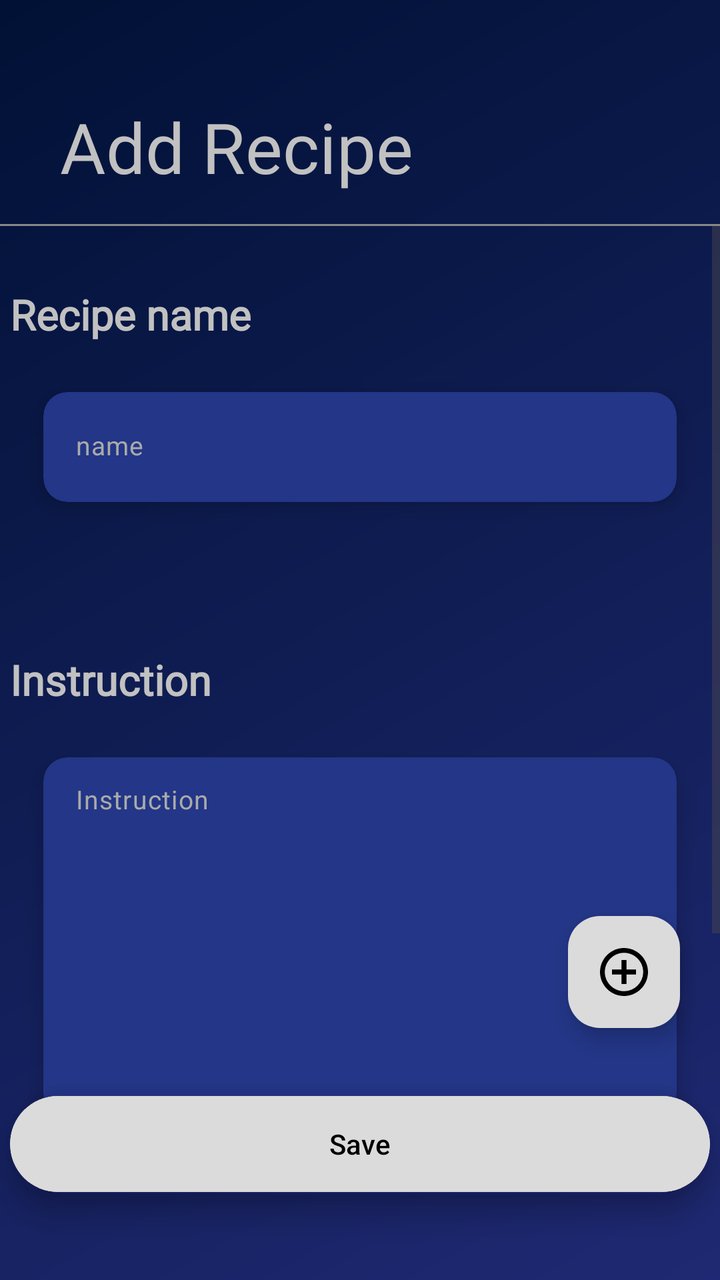
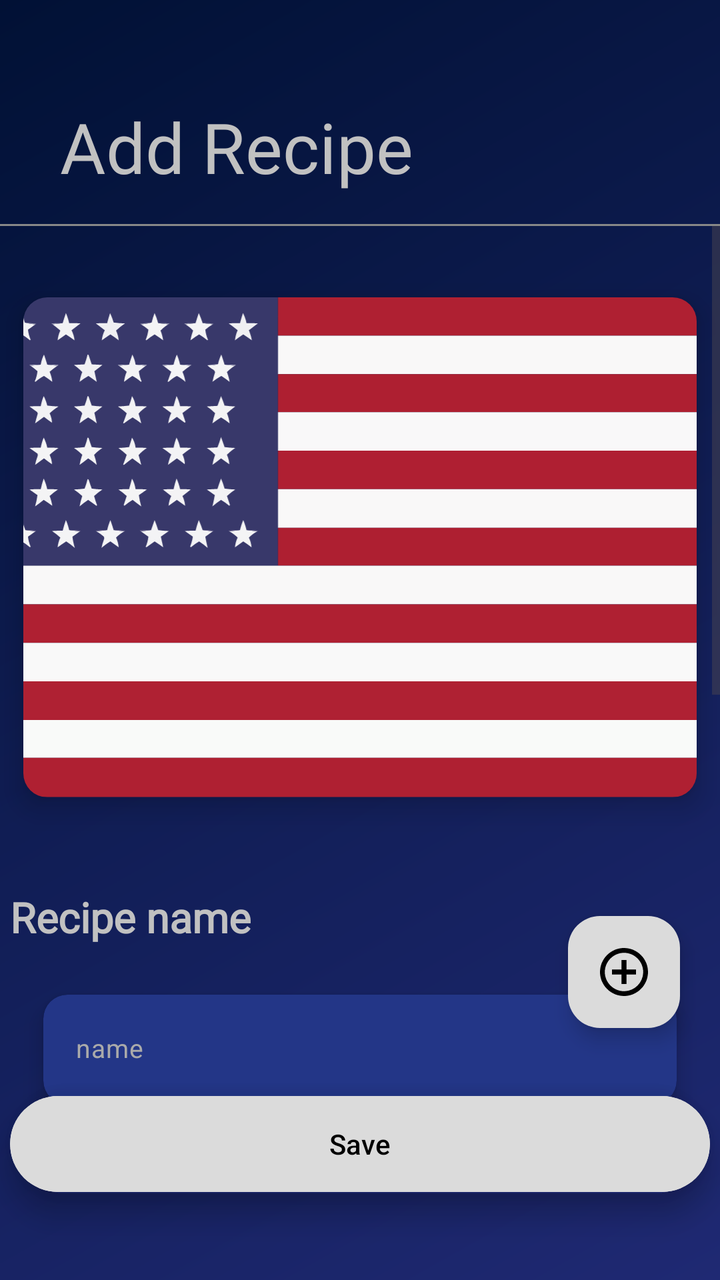

The first picture is an Android layout as it rendered before a commit; the second is the same layout after the commit. The layout source and the unified diff follow.
<!-- AndroidManifest.xml: application theme Theme.Recipe -->
<!-- res/layout/activity_add_recipe.xml -->
<androidx.constraintlayout.widget.ConstraintLayout
    xmlns:android="http://schemas.android.com/apk/res/android"
    xmlns:app="http://schemas.android.com/apk/res-auto"
    xmlns:tools="http://schemas.android.com/tools"
    android:id="@+id/main"
    android:layout_width="match_parent"
    android:layout_height="match_parent"
    android:background="@drawable/my_background">

    
    <TextView
        android:id="@+id/CreateRecipeTextView"
        android:layout_width="wrap_content"
        android:layout_height="62dp"
        android:layout_marginTop="50dp"
        android:layout_marginStart="30dp"
        android:fontFamily="@font/open_sans_bold"
        android:gravity="left"
        android:text="Add Recipe"
        android:textColor="@color/my_text_view_back"
        android:textSize="35sp"
        app:layout_constraintStart_toStartOf="parent"
        app:layout_constraintTop_toTopOf="parent" />

    
    <View
        android:id="@+id/lineUnderText"
        android:layout_width="match_parent"
        android:layout_height="1dp"
        android:background="#888888"
        app:layout_constraintTop_toBottomOf="@id/CreateRecipeTextView"
        app:layout_constraintStart_toStartOf="parent"
        app:layout_constraintEnd_toEndOf="parent"/>

    
    <ScrollView
        android:id="@+id/ScrollViewContent"
        android:layout_width="match_parent"
        android:layout_height="0dp"
        android:fillViewport="true"
        android:layout_marginBottom="70dp"
        app:layout_constraintTop_toBottomOf="@id/lineUnderText"
        app:layout_constraintBottom_toBottomOf="parent">

        <LinearLayout
            android:id="@+id/LinearLayout"
            android:layout_width="match_parent"
            android:layout_height="wrap_content"
            android:orientation="vertical"
            android:paddingBottom="120dp">

            <TextView
                android:id="@+id/TextViewRecipeName"
                android:layout_width="350dp"
                android:layout_height="wrap_content"
                android:layout_marginTop="30dp"
                android:fontFamily="@font/archivo_black"
                android:text="Recipe name"
                android:textColor="@color/my_text_view_back"
                android:textSize="21sp"
                android:textStyle="bold"
                android:layout_gravity="center"/>

            <androidx.cardview.widget.CardView
                android:id="@+id/CardViewRecipeName"
                android:layout_width="match_parent"
                android:layout_height="wrap_content"
                android:layout_margin="12dp"
                android:padding="12dp"
                app:cardBackgroundColor="@color/my_recipes_background"
                app:cardElevation="6dp"
                app:cardCornerRadius="12dp"
                app:cardUseCompatPadding="true">

                <EditText
                    android:id="@+id/EditTextRecipe"
                    style="@style/Widget.Material3.AutoCompleteTextView.OutlinedBox"
                    android:layout_width="match_parent"
                    android:layout_height="55dp"
                    android:hint="name"
                    android:inputType="text"
                    android:paddingStart="16dp"
                    android:paddingTop="15dp"
                    android:textColor="@color/my_textView_gray"
                    android:textColorHint="@android:color/darker_gray"
                    android:textSize="13sp"
                    android:background="@null"/>
            </androidx.cardview.widget.CardView>

            <LinearLayout
                android:id="@+id/linearLayoutDescription"
                android:layout_width="match_parent"
                android:layout_height="wrap_content"
                android:orientation="vertical"
                tools:listitem="@layout/ingredient_item"/>

            <TextView
                android:id="@+id/TextViewInstructionRecipe"
                android:layout_width="350dp"
                android:layout_height="wrap_content"
                android:layout_marginTop="50dp"
                android:fontFamily="@font/archivo_black"
                android:text="Instruction"
                android:textColor="@color/my_text_view_back"
                android:textSize="21sp"
                android:textStyle="bold"
                android:layout_gravity="center"/>

            <androidx.cardview.widget.CardView
                android:id="@+id/CardViewInstruction"
                android:layout_width="match_parent"
                android:layout_height="wrap_content"
                android:layout_margin="12dp"
                app:cardElevation="6dp"
                app:cardCornerRadius="12dp"
                app:cardUseCompatPadding="true"
                app:cardBackgroundColor="@color/my_recipes_background">

                <EditText
                    android:id="@+id/EditTextInsctructionRecipe"
                    style="@style/Widget.Material3.AutoCompleteTextView.OutlinedBox"
                    android:layout_width="match_parent"
                    android:layout_height="wrap_content"
                    android:hint="Instruction"
                    android:inputType="textMultiLine"
                    android:gravity="top|start"
                    android:minHeight="180dp"
                    android:scrollbars="vertical"
                    android:overScrollMode="always"
                    android:padding="12dp"
                    android:textColor="@color/my_textView_gray"
                    android:textColorHint="@android:color/darker_gray"
                    android:textSize="13sp"
                    android:background="@null"/>
            </androidx.cardview.widget.CardView>
        </LinearLayout>
    </ScrollView>

    
    <com.google.android.material.floatingactionbutton.FloatingActionButton
        android:id="@+id/floatingActionButton"
        android:layout_width="wrap_content"
        android:layout_height="wrap_content"
        android:layout_marginEnd="20dp"
        android:layout_marginBottom="30dp"
        android:contentDescription="@string/app_name"
        app:layout_constraintBottom_toTopOf="@id/CardView"
        app:layout_constraintEnd_toEndOf="parent"
        app:backgroundTint="@color/background_floatingButton"
        app:srcCompat="@drawable/ic_add_recipe"
        app:tint="@color/black" />

    

    <androidx.cardview.widget.CardView
        android:id="@+id/CardView"
        android:layout_width="350dp"
        android:layout_height="wrap_content"
        app:cardElevation="8dp"
        android:layout_margin="40dp"
        app:cardCornerRadius="120dp"
        android:layout_marginBottom="30dp"
        app:cardBackgroundColor="@android:color/transparent"
        app:layout_constraintBottom_toBottomOf="parent"
        app:layout_constraintStart_toStartOf="parent"
        app:layout_constraintEnd_toEndOf="parent">

        <Button
            android:id="@+id/RecipeSaveButton"
            android:layout_width="match_parent"
            android:layout_height="56dp"
            android:text="Save"
            android:elevation="8dp"
            android:backgroundTint="@color/background_floatingButton"
            android:textColor="@color/black"/>
    </androidx.cardview.widget.CardView>

</androidx.constraintlayout.widget.ConstraintLayout>
<!-- res/layout/ingredient_item.xml (included above) -->
<?xml version="1.0" encoding="utf-8"?>
<androidx.constraintlayout.widget.ConstraintLayout xmlns:android="http://schemas.android.com/apk/res/android"
    xmlns:app="http://schemas.android.com/apk/res-auto"
    xmlns:tools="http://schemas.android.com/tools"
    android:id="@+id/linearLayout"
    android:layout_width="match_parent"
    android:layout_height="wrap_content"
    android:layout_marginTop="20dp">

    
    <TextView
        android:id="@+id/TextViewIngredient"
        android:layout_width="350dp"
        android:layout_height="wrap_content"
        android:gravity="left"
        android:text="Ingredient"
        android:textStyle="bold"
        android:textColor="@color/my_text_view_back"
        android:textSize="21sp"
        app:layout_constraintEnd_toEndOf="parent"
        app:layout_constraintStart_toStartOf="parent"
        app:layout_constraintTop_toTopOf="parent" />

    <androidx.cardview.widget.CardView
        android:id="@+id/CardViewIngredient"
        android:layout_width="wrap_content"
        android:layout_height="wrap_content"
        android:layout_gravity="center"
        android:layout_marginTop="7dp"
        android:padding="8dp"
        app:cardBackgroundColor="@android:color/transparent"
        app:cardElevation="8dp"
        app:cardCornerRadius="10dp"
        app:cardUseCompatPadding="true"
        app:layout_constraintTop_toBottomOf="@id/TextViewIngredient"
        app:layout_constraintStart_toStartOf="parent"
        app:layout_constraintEnd_toEndOf="parent">

        <LinearLayout
            android:id="@+id/LinearLayoutIngredient"
            android:layout_width="350dp"
            android:layout_height="50dp"
            android:orientation="horizontal"
            android:gravity="center"
            android:background="@drawable/textview_border">

            <EditText
                android:id="@+id/EditTextNameIngredient"
                android:singleLine="true"
                android:scrollHorizontally="true"
                android:ellipsize="none"
                android:inputType="text"
                android:layout_width="140dp"
                android:layout_height="50dp"
                android:layout_marginStart="20dp"
                android:hint="name"
                android:paddingTop="15dp"
                android:textColorHint="@android:color/darker_gray"
                android:textColor="@color/my_text_view_back"
                android:textSize="13sp" />

            <FrameLayout
                android:layout_width="wrap_content"
                android:layout_height="wrap_content">

                <EditText
                    android:id="@+id/EditTextWeight"
                    android:layout_width="80dp"
                    android:layout_height="50dp"
                    android:background="@drawable/weight_border"
                    android:gravity="center"
                    android:paddingStart="7dp"
                    android:paddingEnd="7dp"
                    android:hint="Weight"
                    android:inputType="numberDecimal"
                    android:minHeight="48dp"
                    android:textColor="@color/my_text_view_back"
                    android:textColorHint="@color/my_text_view_back"
                    android:textSize="12sp" />
            </FrameLayout>

            <FrameLayout
                android:layout_width="wrap_content"
                android:layout_height="wrap_content">

                <TextView
                    android:id="@+id/TextViewUnit"
                    android:layout_width="70dp"
                    android:layout_height="50dp"
                    android:background="@drawable/weight_border"
                    android:gravity="center"
                    android:hint="kg"
                    android:inputType="numberDecimal"
                    android:minHeight="48dp"
                    android:textColor="@color/my_text_view_back"
                    android:textColorHint="#979595"
                    android:textSize="13sp" />
            </FrameLayout>

            <Spinner
                android:id="@+id/SpinnerUnit"
                android:layout_width="wrap_content"
                android:layout_height="70dp"
                android:entries="@array/ingredients_unit"
                android:minHeight="48dp" />
        </LinearLayout>
    </androidx.cardview.widget.CardView>

    <Button
        android:id="@+id/ButtonDelete"
        style="@style/Widget.AppCompat.Button.Borderless.Colored"
        android:layout_width="wrap_content"
        android:layout_height="wrap_content"
        android:layout_marginEnd="25dp"
        android:minHeight="48dp"
        android:text="Delete"
        android:textColor="@android:color/holo_red_dark"
        android:textSize="10sp"
        app:layout_constraintBaseline_toBaselineOf="@id/TextViewIngredient"
        app:layout_constraintEnd_toEndOf="parent" />

</androidx.constraintlayout.widget.ConstraintLayout>
<!-- resources referenced by this layout -->
<resources>
  <string-array name="ingredients_unit">
          <item>kg</item>
          <item>gr</item>
          <item>l</item>
          <item>ml</item>
          <item>tbsp</item>
          <item>tsp</item>
  
      </string-array>
  <color name="background_floatingButton">#DBDBDB</color>
  <color name="black">#FF000000</color>
  <color name="my_recipes_background">#233687</color>
  <color name="my_textView_gray">#FFFFFF</color>
  <color name="my_text_view_back">#C1C1C1</color>
  <!-- drawable ic_add_recipe (drawable) -->
  <vector xmlns:android="http://schemas.android.com/apk/res/android"
      android:width="512dp"
      android:height="512dp"
      android:viewportWidth="512"
      android:viewportHeight="512">
    <path
        android:pathData="M233,1c-19.9,1.8 -46.4,7.8 -64.9,14.6 -23.7,8.8 -52.9,25.4 -72.7,41.4 -10.1,8.2 -30.2,28.3 -38.4,38.4 -16,19.8 -32.6,49 -41.4,72.7 -12.4,33.6 -17.8,74.2 -14.6,109.7 1.9,21.6 7.6,47 14.6,66.1 8.8,23.7 25.4,52.9 41.4,72.7 8.2,10.1 28.3,30.2 38.4,38.4 19.8,16 49,32.6 72.7,41.4 33.6,12.4 74.2,17.8 109.7,14.6 21.6,-1.9 47,-7.6 66.1,-14.6 23.7,-8.8 52.9,-25.4 72.7,-41.4 10.1,-8.2 30.2,-28.3 38.4,-38.4 16,-19.8 32.6,-49 41.4,-72.7 7,-19.1 12.7,-44.5 14.6,-66.1 3.2,-35.5 -2.2,-76.1 -14.6,-109.7 -8.8,-23.7 -25.4,-52.9 -41.4,-72.7 -8.2,-10.1 -28.3,-30.2 -38.4,-38.4 -19.8,-16 -49,-32.6 -72.7,-41.4 -33.7,-12.4 -74.7,-17.8 -110.9,-14.6zM273.5,52c48.6,4.6 92.4,25.1 126.9,59.6 67.5,67.6 79.6,169.9 29.8,251.4 -15.7,25.7 -41.5,51.5 -67.2,67.2 -54.4,33.3 -118.8,39.7 -177.8,17.6 -27.9,-10.4 -52.3,-26.2 -73.6,-47.4 -62.5,-62.6 -78.1,-156.4 -39,-234.7 37.8,-75.7 118.5,-121.4 200.9,-113.7z"
        android:fillColor="#000000"
        android:strokeColor="#00000000"/>
    <path
        android:pathData="M230,179l0,51 -51,-0 -51,-0 0,26 0,26 51,-0 51,-0 0,51 0,51 26,-0 26,-0 0,-51 0,-51 51,-0 51,-0 0,-26 0,-26 -51,-0 -51,-0 0,-51 0,-51 -26,-0 -26,-0 0,51z"
        android:fillColor="#000000"
        android:strokeColor="#00000000"/>
  </vector>
  <!-- drawable my_background (drawable) -->
  <shape xmlns:android="http://schemas.android.com/apk/res/android"
      android:shape="rectangle">
  
  
      <gradient
          android:type="linear"
          android:startColor="#011135"
          android:endColor="#1F2973"
          android:angle="315" />
  
      <size
          android:width="1080dp"
          android:height="1920dp" />
  </shape>
  <!-- drawable textview_border (drawable) -->
  <?xml version="1.0" encoding="utf-8"?>
  <shape xmlns:android="http://schemas.android.com/apk/res/android"
      android:shape="rectangle">
  
      
      <solid android:color="#22388E" />
  
      
  
  
      
      <corners android:radius="10dp" />
  </shape>
  <!-- drawable weight_border: png bitmap (drawable, 4779 bytes) -->
  <string name="app_name">Recipe</string>
  <style name="Theme.Recipe" parent="Base.Theme.Recipe" />
  <style name="Base.Theme.Recipe" parent="Theme.Material3.DayNight.NoActionBar">
          
          
      </style>
</resources>

<!-- the commit's change to res/layout/activity_add_recipe.xml (unified diff, before → after) -->
@@ -6,6 +6,7 @@
     android:layout_width="match_parent"
     android:layout_height="match_parent"
     android:background="@drawable/my_background">
+
 
     
     <TextView
@@ -32,6 +33,8 @@
         app:layout_constraintStart_toStartOf="parent"
         app:layout_constraintEnd_toEndOf="parent"/>
 
+
+
     
     <ScrollView
         android:id="@+id/ScrollViewContent"
@@ -48,6 +51,29 @@
             android:layout_height="wrap_content"
             android:orientation="vertical"
             android:paddingBottom="120dp">
+
+            <androidx.cardview.widget.CardView
+                android:id="@+id/CardViewRecipeImage"
+                android:layout_width="wrap_content"
+                android:layout_height="wrap_content"
+                android:layout_marginTop="20dp"
+                android:layout_gravity="center"
+                app:cardCornerRadius="12dp"
+                app:cardElevation="8dp"
+                app:cardUseCompatPadding="true"
+                app:cardBackgroundColor="@android:color/transparent">
+
+                <ImageView
+                    android:id="@+id/recipeImageView"
+                    android:layout_width="350dp"
+                    android:layout_height="250dp"
+                    android:src="@drawable/america"
+                    android:scaleType="centerCrop"
+                    android:contentDescription="Recipe photo"
+                    android:clickable="true"
+                    android:focusable="true"
+                    android:background="?attr/selectableItemBackgroundBorderless"/>
+            </androidx.cardview.widget.CardView>
 
             <TextView
                 android:id="@+id/TextViewRecipeName"
@@ -180,122 +206,100 @@
 <?xml version="1.0" encoding="utf-8"?>
 <androidx.constraintlayout.widget.ConstraintLayout xmlns:android="http://schemas.android.com/apk/res/android"
     xmlns:app="http://schemas.android.com/apk/res-auto"
-    xmlns:tools="http://schemas.android.com/tools"
     android:id="@+id/linearLayout"
     android:layout_width="match_parent"
     android:layout_height="wrap_content"
-    android:layout_marginTop="20dp">
-
-    
-    <TextView
-        android:id="@+id/TextViewIngredient"
-        android:layout_width="350dp"
-        android:layout_height="wrap_content"
-        android:gravity="left"
-        android:text="Ingredient"
-        android:textStyle="bold"
-        android:textColor="@color/my_text_view_back"
-        android:textSize="21sp"
-        app:layout_constraintEnd_toEndOf="parent"
-        app:layout_constraintStart_toStartOf="parent"
-        app:layout_constraintTop_toTopOf="parent" />
-
-    <androidx.cardview.widget.CardView
-        android:id="@+id/CardViewIngredient"
-        android:layout_width="wrap_content"
-        android:layout_height="wrap_content"
-        android:layout_gravity="center"
-        android:layout_marginTop="7dp"
-        android:padding="8dp"
-        app:cardBackgroundColor="@android:color/transparent"
-        app:cardElevation="8dp"
-        app:cardCornerRadius="10dp"
-        app:cardUseCompatPadding="true"
-        app:layout_constraintTop_toBottomOf="@id/TextViewIngredient"
-        app:layout_constraintStart_toStartOf="parent"
-        app:layout_constraintEnd_toEndOf="parent">
-
-        <LinearLayout
-            android:id="@+id/LinearLayoutIngredient"
-            android:layout_width="350dp"
-            android:layout_height="50dp"
-            android:orientation="horizontal"
-            android:gravity="center"
-            android:background="@drawable/textview_border">
-
-            <EditText
-                android:id="@+id/EditTextNameIngredient"
-                android:singleLine="true"
-                android:scrollHorizontally="true"
-                android:ellipsize="none"
-                android:inputType="text"
-                android:layout_width="140dp"
-                android:layout_height="50dp"
-                android:layout_marginStart="20dp"
-                android:hint="name"
-                android:paddingTop="15dp"
-                android:textColorHint="@android:color/darker_gray"
-                android:textColor="@color/my_text_view_back"
-                android:textSize="13sp" />
-
-            <FrameLayout
-                android:layout_width="wrap_content"
-                android:layout_height="wrap_content">
-
-                <EditText
-                    android:id="@+id/EditTextWeight"
-                    android:layout_width="80dp"
-                    android:layout_height="50dp"
-                    android:background="@drawable/weight_border"
-                    android:gravity="center"
-                    android:paddingStart="7dp"
-                    android:paddingEnd="7dp"
-                    android:hint="Weight"
-                    android:inputType="numberDecimal"
-                    android:minHeight="48dp"
-                    android:textColor="@color/my_text_view_back"
-                    android:textColorHint="@color/my_text_view_back"
-                    android:textSize="12sp" />
-            </FrameLayout>
-
-            <FrameLayout
-                android:layout_width="wrap_content"
-                android:layout_height="wrap_content">
-
-                <TextView
-                    android:id="@+id/TextViewUnit"
-                    android:layout_width="70dp"
-                    android:layout_height="50dp"
-                    android:background="@drawable/weight_border"
-                    android:gravity="center"
-                    android:hint="kg"
-                    android:inputType="numberDecimal"
-                    android:minHeight="48dp"
-                    android:textColor="@color/my_text_view_back"
-                    android:textColorHint="#979595"
-                    android:textSize="13sp" />
-            </FrameLayout>
-
-            <Spinner
-                android:id="@+id/SpinnerUnit"
-                android:layout_width="wrap_content"
-                android:layout_height="70dp"
-                android:entries="@array/ingredients_unit"
-                android:minHeight="48dp" />
-        </LinearLayout>
-    </androidx.cardview.widget.CardView>
+    android:layout_marginTop="10dp">
+
 
     <Button
         android:id="@+id/ButtonDelete"
         style="@style/Widget.AppCompat.Button.Borderless.Colored"
         android:layout_width="wrap_content"
         android:layout_height="wrap_content"
-        android:layout_marginEnd="25dp"
+        android:layout_marginEnd="30dp"
         android:minHeight="48dp"
         android:text="Delete"
         android:textColor="@android:color/holo_red_dark"
         android:textSize="10sp"
-        app:layout_constraintBaseline_toBaselineOf="@id/TextViewIngredient"
-        app:layout_constraintEnd_toEndOf="parent" />
+        app:layout_constraintBottom_toTopOf="@+id/LinearLayoutIngredient"
+        app:layout_constraintEnd_toEndOf="parent"
+        app:layout_constraintTop_toTopOf="parent" />
+
+
+    <LinearLayout
+        android:id="@+id/LinearLayoutIngredient"
+        android:layout_width="350dp"
+        android:layout_height="50dp"
+        android:background="@drawable/textview_border"
+        android:gravity="center"
+        android:orientation="horizontal"
+        app:layout_constraintBottom_toBottomOf="parent"
+        app:layout_constraintEnd_toEndOf="parent"
+        app:layout_constraintHorizontal_bias="0.5"
+        app:layout_constraintStart_toStartOf="parent"
+        app:layout_constraintTop_toBottomOf="@+id/ButtonDelete">
+
+        <EditText
+            android:id="@+id/EditTextNameIngredient"
+            android:layout_width="140dp"
+            android:layout_height="50dp"
+            android:layout_marginStart="20dp"
+            android:ellipsize="none"
+            android:hint="name"
+            android:inputType="text"
+            android:paddingTop="15dp"
+            android:scrollHorizontally="true"
+            android:singleLine="true"
+            android:textColor="@color/my_text_view_back"
+            android:textColorHint="@android:color/darker_gray"
+            android:textSize="13sp" />
+
+        <FrameLayout
+            android:layout_width="wrap_content"
+            android:layout_height="wrap_content">
+
+            <EditText
+                android:id="@+id/EditTextWeight"
+                android:layout_width="80dp"
+                android:layout_height="50dp"
+                android:background="@drawable/weight_border"
+                android:gravity="center"
+                android:hint="Weight"
+                android:inputType="numberDecimal"
+                android:minHeight="48dp"
+                android:paddingStart="7dp"
+                android:paddingEnd="7dp"
+                android:textColor="@color/my_text_view_back"
+                android:textColorHint="@color/my_text_view_back"
+                android:textSize="12sp" />
+        </FrameLayout>
+
+        <FrameLayout
+            android:layout_width="wrap_content"
+            android:layout_height="wrap_content">
+
+            <TextView
+                android:id="@+id/TextViewUnit"
+                android:layout_width="70dp"
+                android:layout_height="50dp"
+                android:background="@drawable/weight_border"
+                android:gravity="center"
+                android:hint="kg"
+                android:inputType="numberDecimal"
+                android:minHeight="48dp"
+                android:textColor="@color/my_text_view_back"
+                android:textColorHint="#979595"
+                android:textSize="13sp" />
+        </FrameLayout>
+
+        <Spinner
+            android:id="@+id/SpinnerUnit"
+            android:layout_width="wrap_content"
+            android:layout_height="70dp"
+            android:entries="@array/ingredients_unit"
+            android:minHeight="48dp" />
+    </LinearLayout>
+
 
 </androidx.constraintlayout.widget.ConstraintLayout>
<!-- resource entries referenced after the edit -->
@@ -14,6 +14,7 @@
   <color name="my_recipes_background">#233687</color>
   <color name="my_textView_gray">#FFFFFF</color>
   <color name="my_text_view_back">#C1C1C1</color>
+  <!-- drawable america: vector/xml drawable (drawable, 29050 chars, omitted) -->
   <!-- drawable ic_add_recipe (drawable) -->
   <vector xmlns:android="http://schemas.android.com/apk/res/android"
       android:width="512dp"
